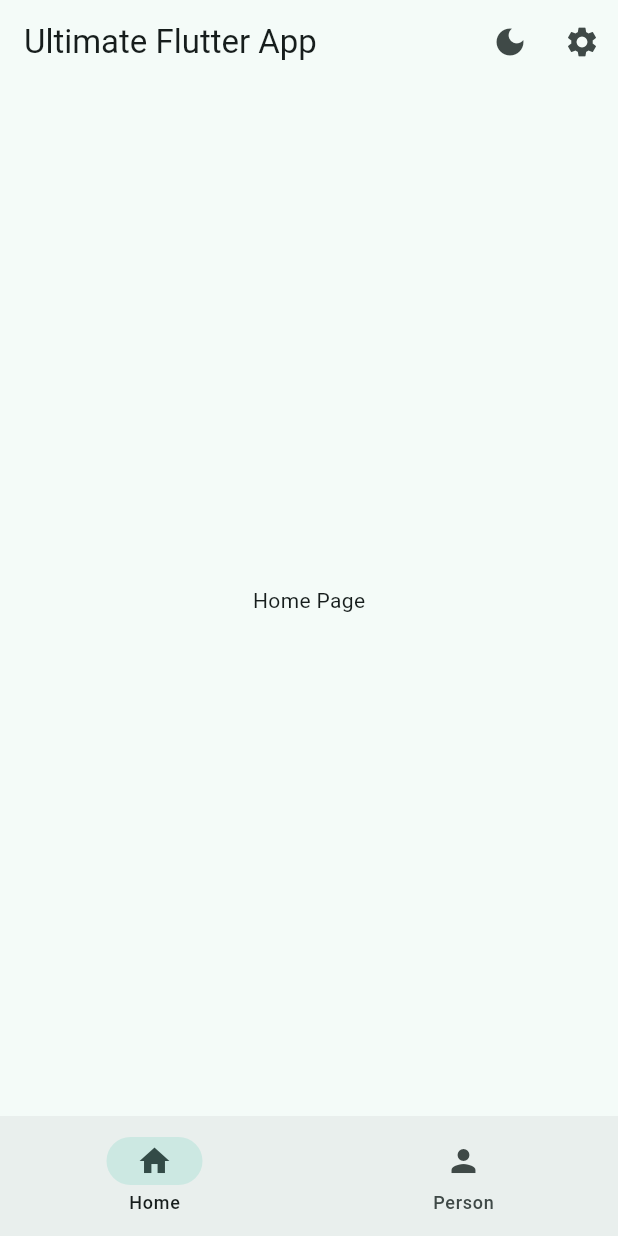
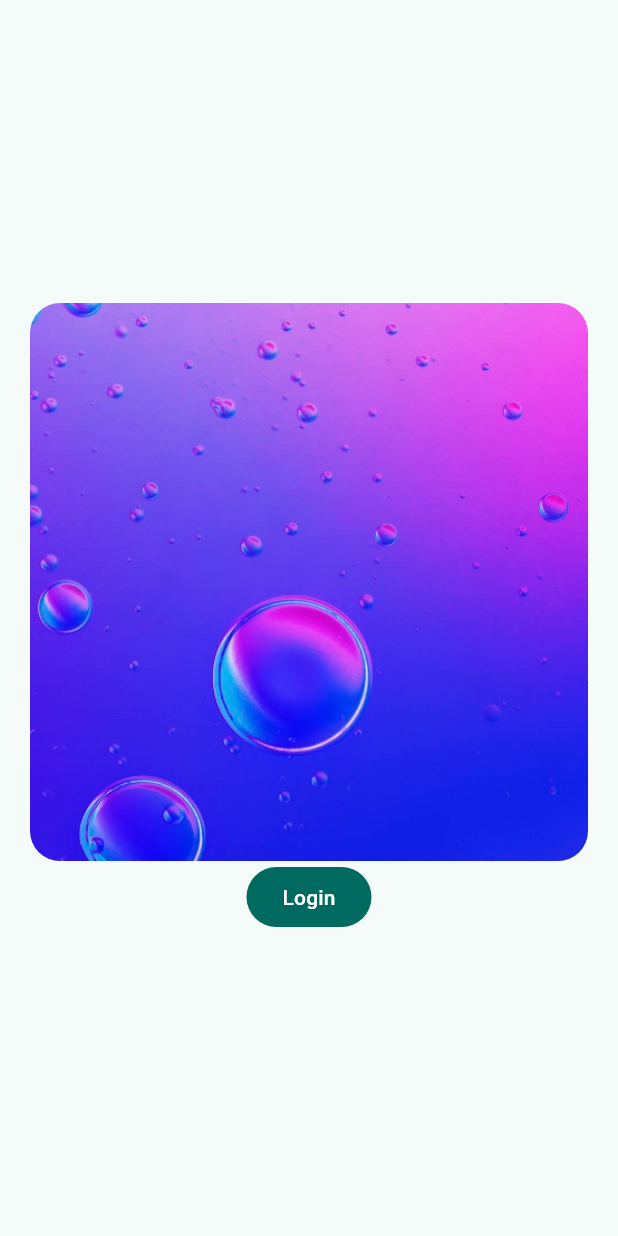
Before and after one commit to macwindow10/ultimate_flutter_app, a Flutter app: the screen it shows after launch, on a phone screen of 412 x 824 dp. Run offline on Flutter 3.47's test engine with Material 3 defaults, Android fonts, the phone set to English and light mode, and no system bars.

Commit message:
welcome screen

```diff
--- a/lib/main.dart
+++ b/lib/main.dart
@@ -1,5 +1,6 @@
 import 'package:flutter/material.dart';
 import 'package:ultimate_flutter_app/data/notifiers.dart';
+import 'package:ultimate_flutter_app/views/pages/welcome_page.dart';
 import 'package:ultimate_flutter_app/views/widget_tree.dart';
 
 void main() {
@@ -25,7 +26,7 @@ class _MyAppState extends State<MyApp> {
               colorScheme: ColorScheme.fromSeed(
                   seedColor: Colors.teal,
                   brightness: isDarkMode ? Brightness.dark : Brightness.light)),
-          home: const WidgetTree(),
+          home: WelcomePage(),
         );
       },
     );
--- /dev/null
+++ b/lib/views/pages/welcome_page.dart
@@ -0,0 +1,30 @@
+import 'package:flutter/material.dart';
+import 'package:ultimate_flutter_app/views/widget_tree.dart';
+
+class WelcomePage extends StatelessWidget {
+  const WelcomePage({super.key});
+
+  @override
+  Widget build(BuildContext context) {
+    return Scaffold(
+      body: Padding(
+        padding: const EdgeInsets.all(20.0),
+        child: Column(mainAxisAlignment: MainAxisAlignment.center, children: [
+          ClipRRect(
+            borderRadius: BorderRadius.circular(20.0),
+            child: Image.asset('assets/images/bg.jpg'),
+          ),
+          FilledButton(
+              onPressed: () {
+                Navigator.pushReplacement(context, MaterialPageRoute(
+                  builder: (context) {
+                    return WidgetTree();
+                  },
+                ));
+              },
+              child: Text('Login'))
+        ]),
+      ),
+    );
+  }
+}
```
